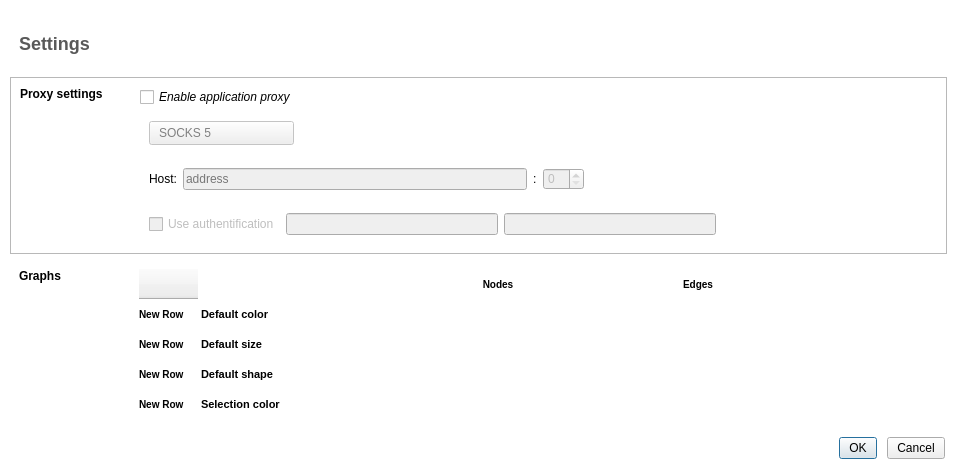
Above: plugins/perspective/GraphPerspective/designer/PreferencesDialog.ui from vadivelselvaraj/TulipGLImprovement before the change. Below: the same form after it.
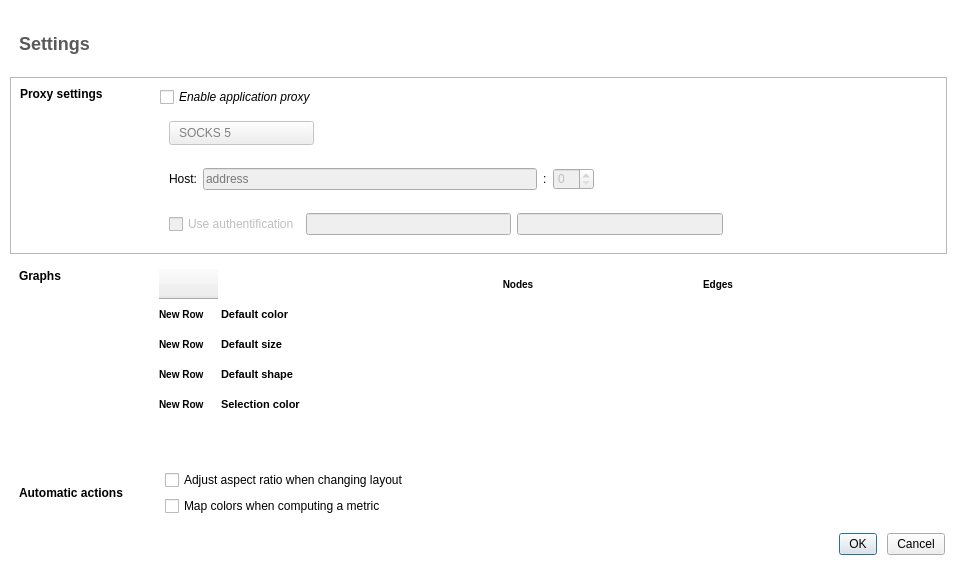
That is the form after the change. Icons and pictures are not drawn.

Commit message: [ Mantis #0003601 ] Added an option to automatically set a 1:1 ratio on a graph layout after applying a LayoutAlgorithm

Patch:
```diff
--- a/plugins/perspective/GraphPerspective/designer/PreferencesDialog.ui
+++ b/plugins/perspective/GraphPerspective/designer/PreferencesDialog.ui
@@ -7,7 +7,7 @@
     <x>0</x>
     <y>0</y>
     <width>957</width>
-    <height>471</height>
+    <height>567</height>
    </rect>
   </property>
   <property name="windowTitle">
@@ -153,7 +153,7 @@
         </property>
         <property name="minimumSize">
          <size>
-          <width>120</width>
+          <width>140</width>
           <height>0</height>
          </size>
         </property>
@@ -345,7 +345,7 @@
         </property>
         <property name="minimumSize">
          <size>
-          <width>120</width>
+          <width>140</width>
           <height>0</height>
          </size>
         </property>
@@ -494,6 +494,55 @@
      </layout>
     </widget>
    </item>
+   <item>
+    <widget class="QFrame" name="automaticFrame">
+     <property name="section" stdset="0">
+      <bool>true</bool>
+     </property>
+     <layout class="QHBoxLayout" name="horizontalLayout_7">
+      <item>
+       <widget class="QLabel" name="automaticTitle">
+        <property name="sizePolicy">
+         <sizepolicy hsizetype="Maximum" vsizetype="Preferred">
+          <horstretch>0</horstretch>
+          <verstretch>0</verstretch>
+         </sizepolicy>
+        </property>
+        <property name="minimumSize">
+         <size>
+          <width>140</width>
+          <height>0</height>
+         </size>
+        </property>
+        <property name="styleSheet">
+         <string notr="true">font-weight: bold;</string>
+        </property>
+        <property name="text">
+         <string>Automatic actions</string>
+        </property>
+       </widget>
+      </item>
+      <item>
+       <layout class="QVBoxLayout" name="automaticContents">
+        <item>
+         <widget class="QCheckBox" name="aspectRatioCheck">
+          <property name="text">
+           <string>Adjust aspect ratio when changing layout</string>
+          </property>
+         </widget>
+        </item>
+        <item>
+         <widget class="QCheckBox" name="colorMappingCheck">
+          <property name="text">
+           <string>Map colors when computing a metric</string>
+          </property>
+         </widget>
+        </item>
+       </layout>
+      </item>
+     </layout>
+    </widget>
+   </item>
    <item>
     <widget class="QDialogButtonBox" name="buttonBox">
      <property name="standardButtons">
```
The commit also changes 7 other files.
